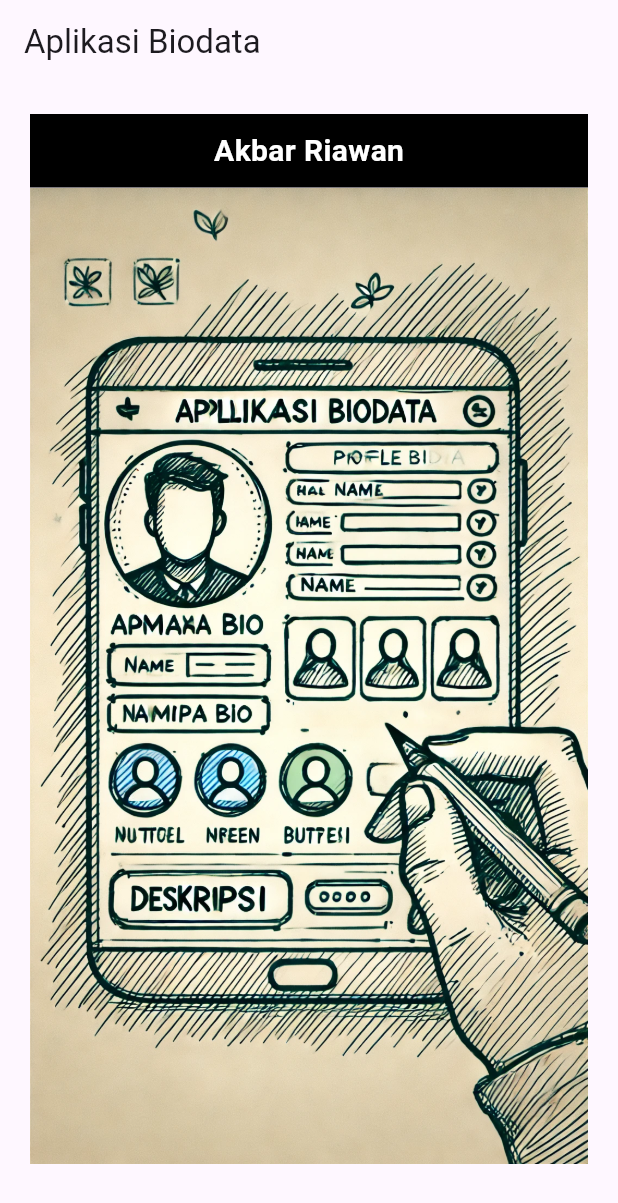
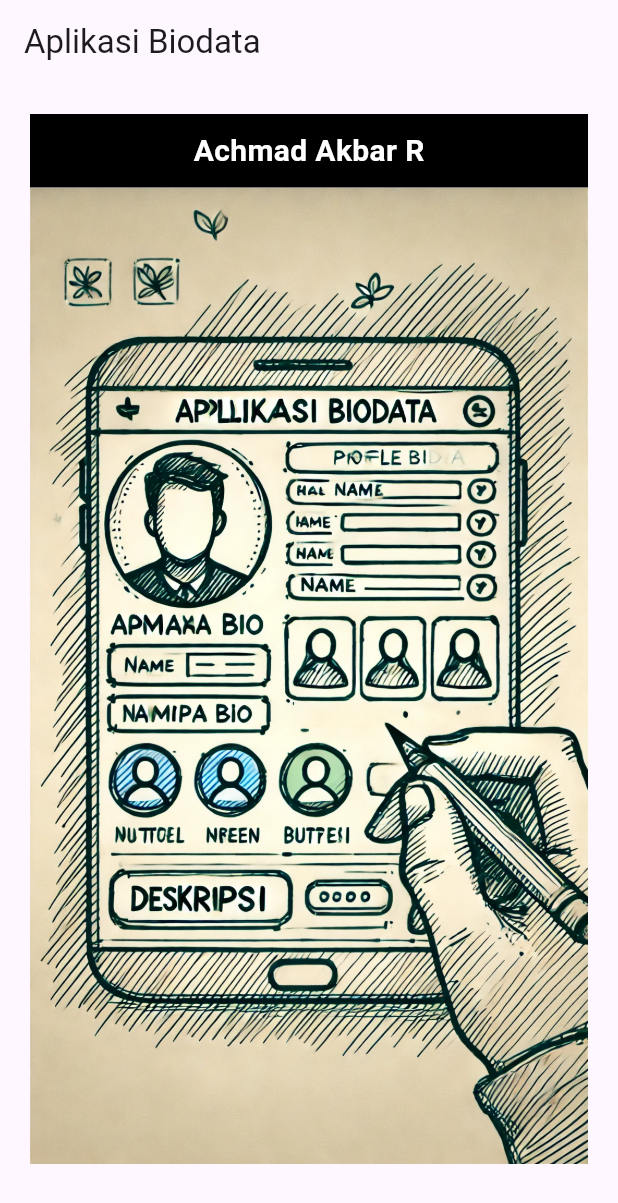
Before and after one commit to AchmadAkbarR/AplikasiBiodata, a Flutter app: the screen it shows after launch, on a phone screen of 412 x 824 dp. Shown: the top 1203 px of the screen. Run offline on Flutter 3.47's test engine with Material 3 defaults, Android fonts, the phone set to English and light mode, and no system bars.

Commit message:
bio nama

```diff
--- a/lib/main.dart
+++ b/lib/main.dart
@@ -9,7 +9,7 @@ class MainApp extends StatelessWidget {
     final biodata = <String, String>{};
 
     MainApp({super.key}){
-      biodata['name'] = 'Akbar Riawan';
+      biodata['name'] = 'Achmad Akbar R';
       biodata['email'] = 'akbar@gmail.com';
       biodata['phone'] = '00822281982';
       biodata['image'] = 'gambar.jpg';
```
